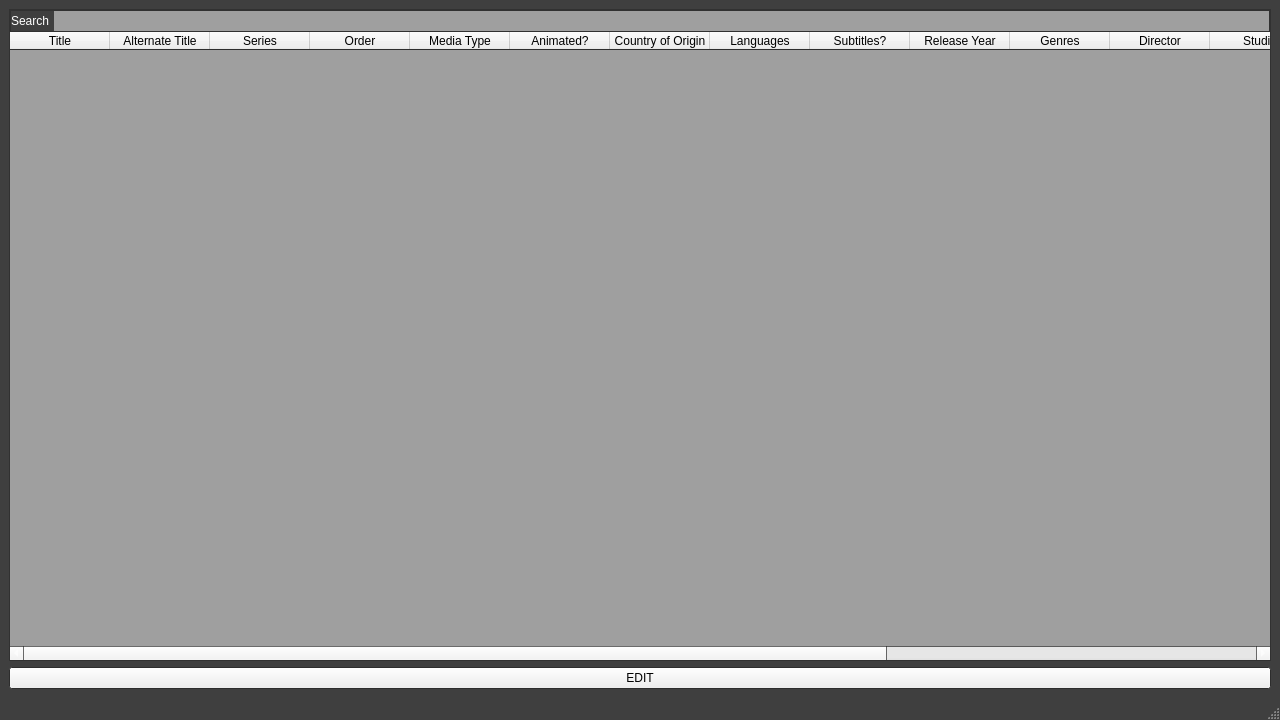
This is ui/main_ui.ui in rexosorous/media-organizer as Qt 5 draws it before an edit. The edited form follows.
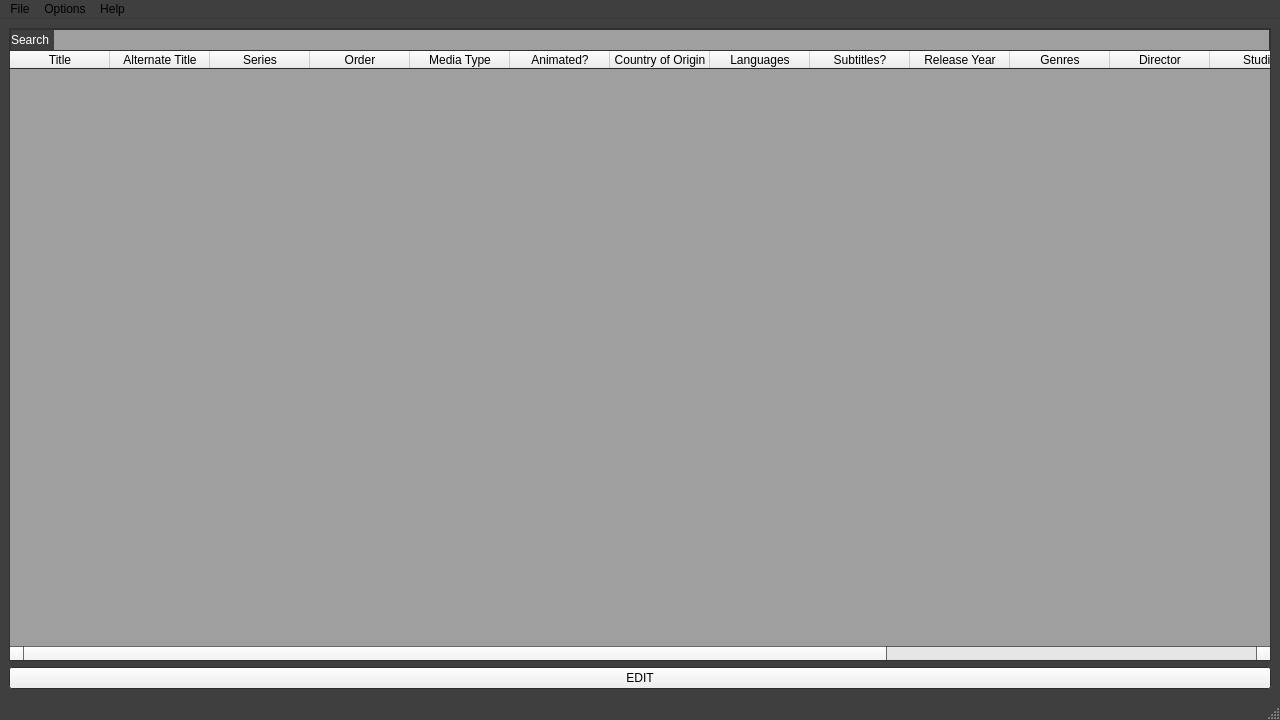
This is the edited form.

Diff of the .ui file:
```diff
--- a/ui/main_ui.ui
+++ b/ui/main_ui.ui
@@ -399,6 +399,25 @@
      <height>22</height>
     </rect>
    </property>
+   <widget class="QMenu" name="menuFile">
+    <property name="title">
+     <string>File</string>
+    </property>
+   </widget>
+   <widget class="QMenu" name="menuOptions">
+    <property name="title">
+     <string>Options</string>
+    </property>
+    <addaction name="create_delete_button"/>
+   </widget>
+   <widget class="QMenu" name="menuHelp">
+    <property name="title">
+     <string>Help</string>
+    </property>
+   </widget>
+   <addaction name="menuFile"/>
+   <addaction name="menuOptions"/>
+   <addaction name="menuHelp"/>
   </widget>
   <widget class="QStatusBar" name="statusbar"/>
  </widget>
```
Left out of the diff: 5 changed lines with no effect on the pictures.
